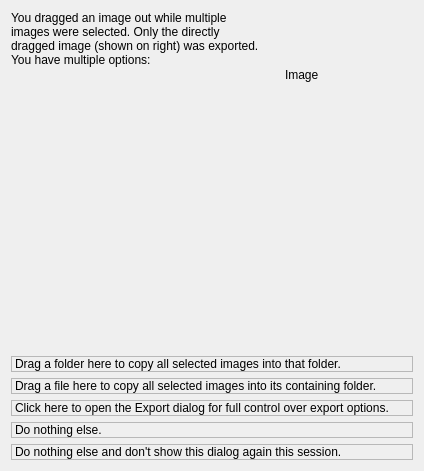
wagenadl/photohoard, file src/ui/MultiDragDialog.ui: the form before one commit.
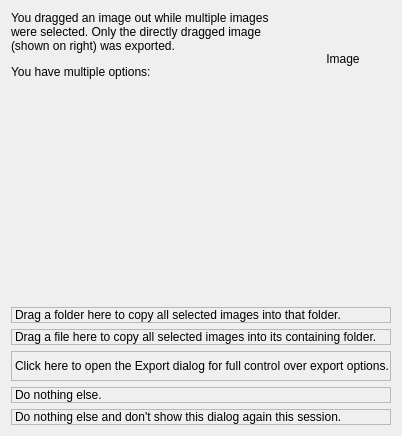
The form after the commit.

Commit message: DragOut implemented. Hurray!

What changed in the file:
```diff
--- a/src/ui/MultiDragDialog.ui
+++ b/src/ui/MultiDragDialog.ui
@@ -6,36 +6,45 @@
    <rect>
     <x>0</x>
     <y>0</y>
-    <width>424</width>
-    <height>471</height>
+    <width>402</width>
+    <height>436</height>
    </rect>
   </property>
+  <property name="sizePolicy">
+   <sizepolicy hsizetype="Minimum" vsizetype="Minimum">
+    <horstretch>0</horstretch>
+    <verstretch>0</verstretch>
+   </sizepolicy>
+  </property>
   <property name="windowTitle">
    <string>Photohoard: dragging multiple images</string>
   </property>
   <layout class="QVBoxLayout" name="verticalLayout">
    <item>
     <widget class="QWidget" name="widget" native="true">
+     <property name="sizePolicy">
+      <sizepolicy hsizetype="Minimum" vsizetype="Minimum">
+       <horstretch>0</horstretch>
+       <verstretch>0</verstretch>
+      </sizepolicy>
+     </property>
+     <property name="minimumSize">
+      <size>
+       <width>0</width>
+       <height>96</height>
+      </size>
+     </property>
      <layout class="QHBoxLayout" name="horizontalLayout">
       <property name="spacing">
        <number>20</number>
       </property>
-      <property name="leftMargin">
+      <property name="margin">
        <number>0</number>
       </property>
-      <property name="topMargin">
-       <number>0</number>
-      </property>
-      <property name="rightMargin">
-       <number>0</number>
-      </property>
-      <property name="bottomMargin">
-       <number>10</number>
-      </property>
       <item>
        <widget class="QLabel" name="label">
         <property name="text">
-         <string>&lt;html&gt;&lt;head/&gt;&lt;body&gt;&lt;p&gt;You dragged an image out while multiple images were selected. Only the directly dragged image (shown on right) was exported. You have multiple options:&lt;/p&gt;&lt;/body&gt;&lt;/html&gt;</string>
+         <string>&lt;html&gt;&lt;head/&gt;&lt;body&gt;&lt;p&gt;You dragged an image out while multiple images were selected. Only the directly dragged image (shown on right) was exported. &lt;/p&gt;&lt;p&gt;You have multiple options:&lt;/p&gt;&lt;/body&gt;&lt;/html&gt;</string>
         </property>
         <property name="alignment">
          <set>Qt::AlignLeading|Qt::AlignLeft|Qt::AlignTop</set>
@@ -55,13 +64,22 @@
         </property>
         <property name="minimumSize">
          <size>
-          <width>128</width>
-          <height>128</height>
+          <width>96</width>
+          <height>96</height>
+         </size>
+        </property>
+        <property name="maximumSize">
+         <size>
+          <width>96</width>
+          <height>96</height>
          </size>
         </property>
         <property name="text">
          <string>Image</string>
         </property>
+        <property name="alignment">
+         <set>Qt::AlignCenter</set>
+        </property>
        </widget>
       </item>
      </layout>
@@ -74,8 +92,8 @@
      </property>
      <property name="sizeHint" stdset="0">
       <size>
-       <width>20</width>
-       <height>40</height>
+       <width>1</width>
+       <height>1</height>
       </size>
      </property>
     </spacer>
```
The commit also changes 17 other files.
